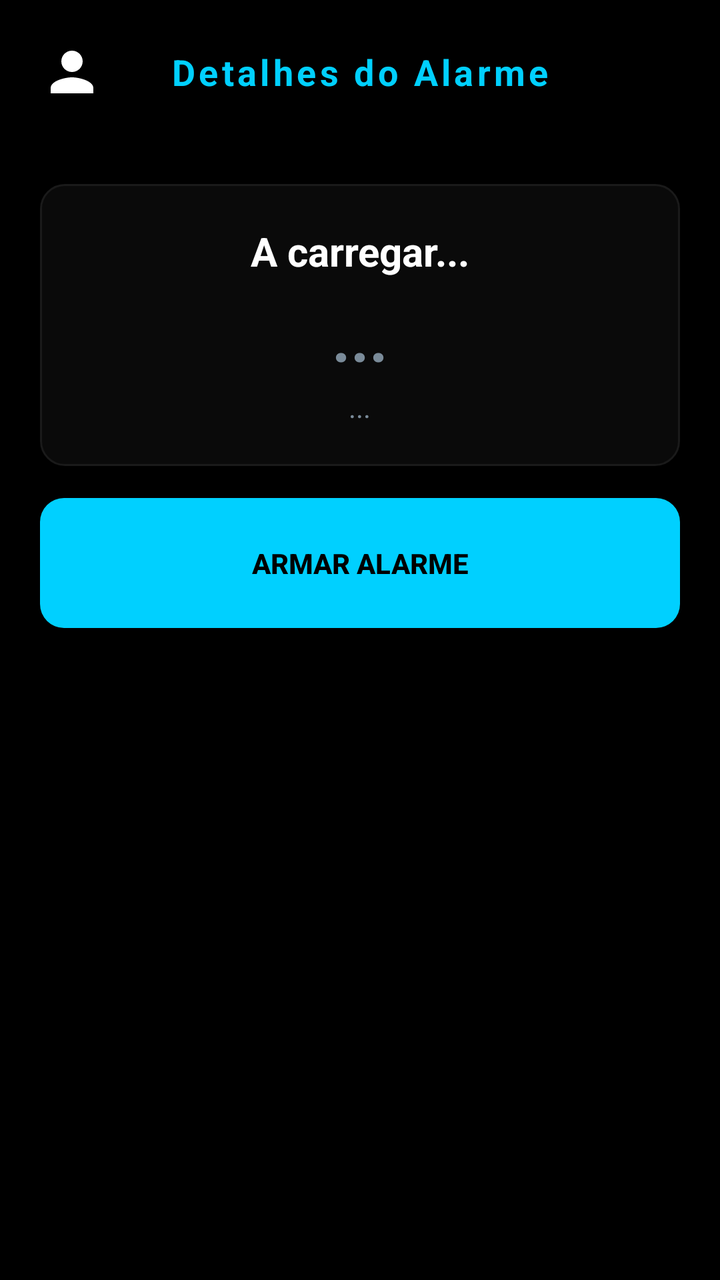
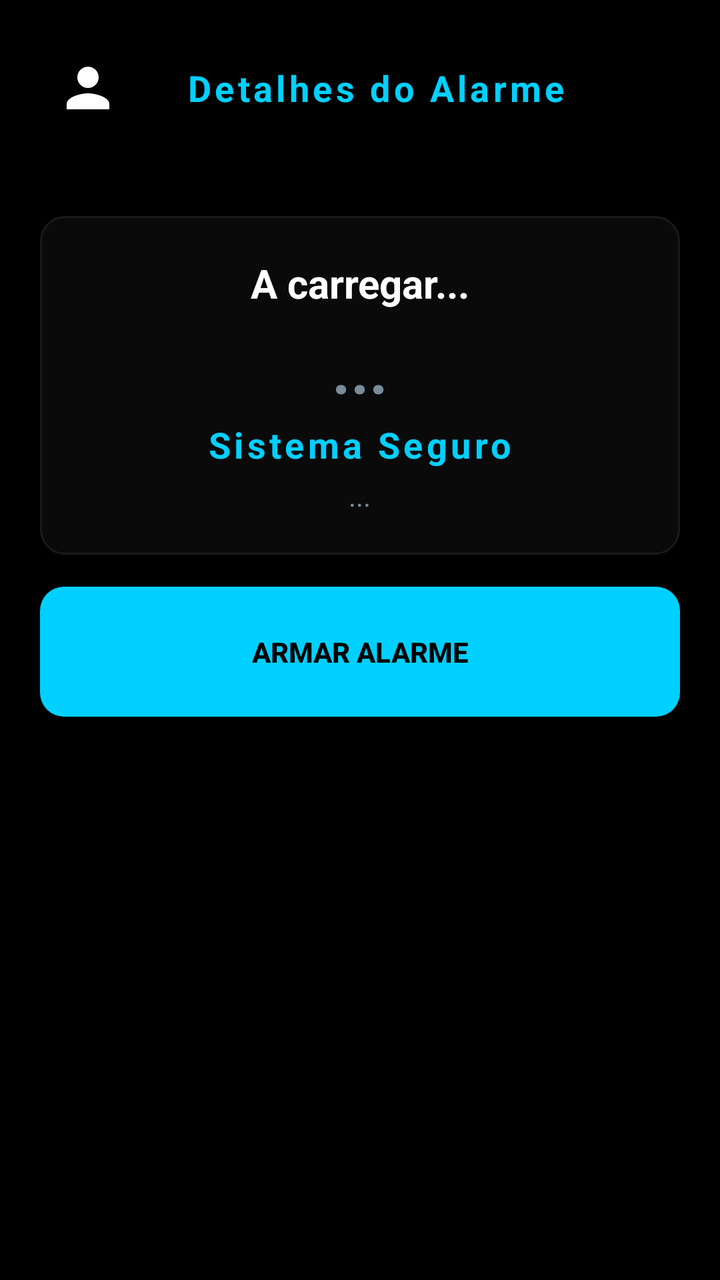

An Android layout rendered at two revisions. The XML below is the earlier revision; the diff shows what the commit changed to produce the second picture.
<!-- AndroidManifest.xml: application theme Theme.UbiGuard -->
<!-- res/layout/activity_user_alarm_details.xml -->
<?xml version="1.0" encoding="utf-8"?>
<androidx.drawerlayout.widget.DrawerLayout xmlns:android="http://schemas.android.com/apk/res/android"
    android:id="@+id/drawerLayout"
    android:layout_width="match_parent"
    android:layout_height="match_parent"
    android:background="#000000">

    <LinearLayout
        android:layout_width="match_parent"
        android:layout_height="match_parent"
        android:orientation="vertical">

        <LinearLayout
            android:layout_width="match_parent"
            android:layout_height="wrap_content"
            android:orientation="horizontal"
            android:padding="20dp"
            android:gravity="center_vertical">

            <ImageView
                android:id="@+id/ivMenuIcon"
                android:layout_width="32dp"
                android:layout_height="32dp"
                android:src="@drawable/ic_profile"
                android:contentDescription="@string/desc_menu_icon"
                android:background="?attr/selectableItemBackgroundBorderless"
                android:clickable="true"
                android:focusable="true"/>

            <TextView
                android:layout_width="0dp"
                android:layout_height="wrap_content"
                android:layout_weight="1"
                android:text="@string/title_alarm_details"
                android:textColor="#00D0FF"
                android:textSize="18sp"
                android:textStyle="bold"
                android:gravity="center"
                android:letterSpacing="0.1"
                android:layout_marginEnd="32dp"/>
        </LinearLayout>

        <ScrollView
            android:layout_width="match_parent"
            android:layout_height="match_parent"
            android:fillViewport="true">

            <LinearLayout
                android:layout_width="match_parent"
                android:layout_height="wrap_content"
                android:orientation="vertical"
                android:padding="20dp">

                <LinearLayout
                    android:layout_width="match_parent"
                    android:layout_height="wrap_content"
                    android:background="@drawable/bg_input"
                    android:orientation="vertical"
                    android:padding="20dp"
                    android:gravity="center"
                    android:layout_marginBottom="16dp">

                    <TextView
                        android:id="@+id/tvUserDetName"
                        android:layout_width="wrap_content"
                        android:layout_height="wrap_content"
                        android:text="@string/placeholder_loading"
                        android:textColor="#FFFFFF"
                        android:textSize="20sp"
                        android:textStyle="bold" />

                    <TextView
                        android:id="@+id/tvUserDetStatus"
                        android:layout_width="wrap_content"
                        android:layout_height="wrap_content"
                        android:text="@string/placeholder_dots"
                        android:textColor="#7A8B99"
                        android:textSize="32sp"
                        android:textStyle="bold"
                        android:layout_marginTop="8dp"/>

                    <TextView
                        android:id="@+id/tvUserDetAddress"
                        android:layout_width="wrap_content"
                        android:layout_height="wrap_content"
                        android:text="@string/placeholder_dots"
                        android:textColor="#7A8B99"
                        android:layout_marginTop="4dp"/>
                </LinearLayout>

                <androidx.appcompat.widget.AppCompatButton
                    android:id="@+id/btnToggleAlarm"
                    android:layout_width="match_parent"
                    android:layout_height="65dp"
                    android:background="@drawable/bg_button"
                    android:text="@string/btn_arm_alarm"
                    android:textColor="#000000"
                    android:textStyle="bold"
                    android:layout_marginBottom="16dp"/>

                <LinearLayout
                    android:id="@+id/layoutOwnerOnly"
                    android:layout_width="match_parent"
                    android:layout_height="wrap_content"
                    android:orientation="vertical"
                    android:visibility="gone">

                    <androidx.appcompat.widget.AppCompatButton
                        android:id="@+id/btnUserLogs"
                        android:layout_width="match_parent"
                        android:layout_height="55dp"
                        android:background="@drawable/bg_input"
                        android:text="@string/btn_view_alarm_logs"
                        android:textColor="#FFFFFF"
                        android:layout_marginBottom="24dp"/>

                    <androidx.appcompat.widget.AppCompatButton
                        android:id="@+id/btnChangePin"
                        android:layout_width="match_parent"
                        android:layout_height="55dp"
                        android:background="@drawable/bg_input"
                        android:text="@string/btn_change_pin"
                        android:textColor="#FFFFFF"
                        android:layout_marginBottom="24dp"/>

                    <LinearLayout
                        android:layout_width="match_parent"
                        android:layout_height="wrap_content"
                        android:orientation="horizontal"
                        android:gravity="center_vertical"
                        android:layout_marginBottom="12dp">
                        <TextView
                            android:layout_width="0dp"
                            android:layout_weight="1"
                            android:layout_height="wrap_content"
                            android:text="@string/label_access_management"
                            android:textColor="#4A4A4A"
                            android:textSize="12sp"
                            android:textStyle="bold"/>
                        <TextView
                            android:id="@+id/btnAddGuest"
                            android:layout_width="wrap_content"
                            android:layout_height="wrap_content"
                            android:text="@string/btn_add_guest"
                            android:textColor="#00D0FF"
                            android:textStyle="bold"
                            android:background="?attr/selectableItemBackground"
                            android:clickable="true"
                            android:focusable="true"
                            android:padding="8dp"/>
                    </LinearLayout>

                    <androidx.recyclerview.widget.RecyclerView
                        android:id="@+id/rvAccessList"
                        android:layout_width="match_parent"
                        android:layout_height="wrap_content"
                        android:nestedScrollingEnabled="false"/>
                </LinearLayout>

            </LinearLayout>
        </ScrollView>
    </LinearLayout>

    <include layout="@layout/component_slider" />

</androidx.drawerlayout.widget.DrawerLayout>
<!-- res/layout/component_slider.xml (included above) -->
<?xml version="1.0" encoding="utf-8"?>
<LinearLayout xmlns:android="http://schemas.android.com/apk/res/android"
    xmlns:app="http://schemas.android.com/apk/res-auto"
    android:layout_width="280dp"
    android:layout_height="match_parent"
    android:layout_gravity="start"
    android:background="#0A0A0A"
    android:orientation="vertical"
    android:padding="24dp">

    <ImageView
        android:layout_width="100dp"
        android:layout_height="100dp"
        android:layout_marginTop="32dp"
        android:layout_marginBottom="32dp"
        android:layout_gravity="center_horizontal"
        android:src="@drawable/ic_profile"
        android:contentDescription="@string/desc_menu_icon"
        app:tint="#00D0FF" />

    <View
        android:layout_width="match_parent"
        android:layout_height="1dp"
        android:background="#1A1A1A"
        android:layout_marginBottom="24dp"/>

    <TextView
        android:id="@+id/menuDashboard"
        android:layout_width="match_parent"
        android:layout_height="wrap_content"
        android:text="@string/menu_dashboard"
        android:textColor="#FFFFFF"
        android:textSize="16sp"
        android:textStyle="bold"
        android:padding="16dp"
        android:visibility="gone"
        android:background="?attr/selectableItemBackground"/>

    <TextView
        android:id="@+id/menuProfile"
        android:layout_width="match_parent"
        android:layout_height="wrap_content"
        android:text="@string/menu_profile"
        android:textColor="#FFFFFF"
        android:textSize="16sp"
        android:textStyle="bold"
        android:padding="16dp"
        android:background="?attr/selectableItemBackground"/>

    <TextView
        android:id="@+id/menuAlarms"
        android:layout_width="match_parent"
        android:layout_height="wrap_content"
        android:text="@string/menu_alarms"
        android:textColor="#FFFFFF"
        android:textSize="16sp"
        android:textStyle="bold"
        android:padding="16dp"
        android:background="?attr/selectableItemBackground"/>

    <TextView
        android:id="@+id/menuSensors"
        android:layout_width="match_parent"
        android:layout_height="wrap_content"
        android:text="@string/menu_sensors"
        android:textColor="#FFFFFF"
        android:textSize="16sp"
        android:textStyle="bold"
        android:padding="16dp"
        android:visibility="gone"
        android:background="?attr/selectableItemBackground"/>

    <TextView
        android:id="@+id/menuLogs"
        android:layout_width="match_parent"
        android:layout_height="wrap_content"
        android:text="@string/menu_system_logs"
        android:textColor="#FFFFFF"
        android:textSize="16sp"
        android:textStyle="bold"
        android:padding="16dp"
        android:visibility="gone"
        android:background="?attr/selectableItemBackground"/>

    <Space
        android:layout_width="match_parent"
        android:layout_height="0dp"
        android:layout_weight="1" />

    <TextView
        android:id="@+id/menuLogout"
        android:layout_width="match_parent"
        android:layout_height="wrap_content"
        android:text="@string/menu_logout"
        android:textColor="#FF3B30"
        android:textSize="16sp"
        android:textStyle="bold"
        android:padding="16dp"
        android:layout_marginBottom="16dp"
        android:background="?attr/selectableItemBackground"/>
</LinearLayout>
<!-- resources referenced by this layout -->
<resources>
  <!-- drawable bg_button (drawable) -->
  <?xml version="1.0" encoding="utf-8"?>
  <shape xmlns:android="http://schemas.android.com/apk/res/android">
      <solid android:color="#00D0FF"/>
      <corners android:radius="12dp"/>
  </shape>
  <!-- drawable bg_input (drawable) -->
  <?xml version="1.0" encoding="utf-8"?>
  <shape xmlns:android="http://schemas.android.com/apk/res/android">
      <solid android:color="#0A0A0A"/>
      <corners android:radius="12dp"/>
      <stroke android:width="1dp" android:color="#1A1A1A"/>
  </shape>
  <!-- drawable ic_profile (drawable) -->
  <vector xmlns:android="http://schemas.android.com/apk/res/android" android:height="24dp" android:tint="#FFFFFF" android:viewportHeight="24" android:viewportWidth="24" android:width="24dp">
        
      <path android:fillColor="@android:color/white" android:pathData="M12,12c2.21,0 4,-1.79 4,-4s-1.79,-4 -4,-4 -4,1.79 -4,4 1.79,4 4,4zM12,14c-2.67,0 -8,1.34 -8,4v2h16v-2c0,-2.66 -5.33,-4 -8,-4z"/>
      
  </vector>
  <string name="btn_add_guest">+ ADICIONAR</string>
  <string name="btn_arm_alarm">ARMAR ALARME</string>
  <string name="btn_change_pin">TROCAR PIN DO ALARME</string>
  <string name="btn_view_alarm_logs">VER LOGS DO ALARME</string>
  <string name="desc_menu_icon">Menu</string>
  <string name="label_access_management">GESTÃO DE ACESSOS</string>
  <string name="menu_alarms">Alarmes</string>
  <string name="menu_dashboard">Dashboard</string>
  <string name="menu_logout">Terminar Sessão</string>
  <string name="menu_profile">O Meu Perfil</string>
  <string name="menu_sensors">Sensores</string>
  <string name="menu_system_logs">Logs do Sistema</string>
  <string name="placeholder_dots">...</string>
  <string name="placeholder_loading">A carregar...</string>
  <string name="title_alarm_details">Detalhes do Alarme</string>
  <style name="Theme.UbiGuard" parent="Base.Theme.UbiGuard" />
  <style name="Base.Theme.UbiGuard" parent="Theme.Material3.DayNight.NoActionBar">
          
          
  
          <item name="android:statusBarColor">#000000</item>
  
          <item name="android:windowLightStatusBar">false</item>
  
      </style>
</resources>

<!-- the commit's change to res/layout/activity_user_alarm_details.xml (unified diff, before → after) -->
@@ -19,8 +19,9 @@
 
             <ImageView
                 android:id="@+id/ivMenuIcon"
-                android:layout_width="32dp"
-                android:layout_height="32dp"
+                android:layout_width="48dp"
+                android:layout_height="48dp"
+                android:padding="8dp"
                 android:src="@drawable/ic_profile"
                 android:contentDescription="@string/desc_menu_icon"
                 android:background="?attr/selectableItemBackgroundBorderless"
@@ -78,6 +79,17 @@
                         android:textSize="32sp"
                         android:textStyle="bold"
                         android:layout_marginTop="8dp"/>
+
+                    <TextView
+                        android:id="@+id/tvUserDetEmergency"
+                        android:layout_width="wrap_content"
+                        android:layout_height="wrap_content"
+                        android:text="@string/status_safe"
+                        android:textColor="#00D0FF"
+                        android:textSize="18sp"
+                        android:textStyle="bold"
+                        android:layout_marginTop="4dp"
+                        android:letterSpacing="0.1"/>
 
                     <TextView
                         android:id="@+id/tvUserDetAddress"
<!-- resource entries referenced after the edit -->
@@ -33,6 +33,7 @@
   <string name="menu_system_logs">Logs do Sistema</string>
   <string name="placeholder_dots">...</string>
   <string name="placeholder_loading">A carregar...</string>
+  <string name="status_safe">Sistema Seguro</string>
   <string name="title_alarm_details">Detalhes do Alarme</string>
   <style name="Theme.UbiGuard" parent="Base.Theme.UbiGuard" />
   <style name="Base.Theme.UbiGuard" parent="Theme.Material3.DayNight.NoActionBar">
